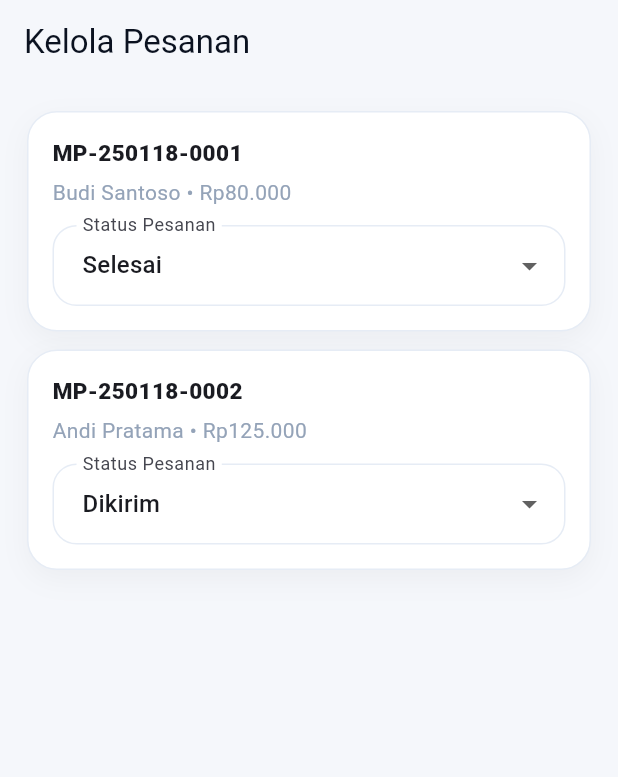
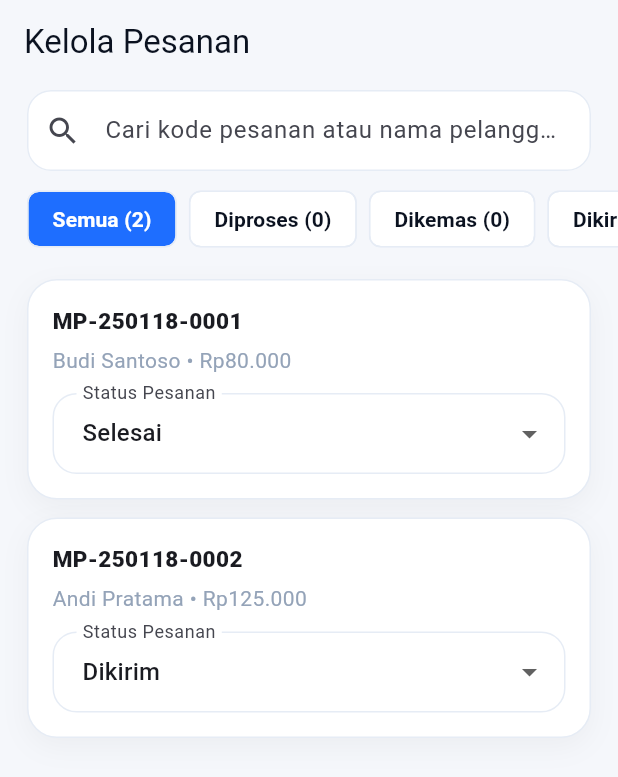
Before and after one commit to fikrinovriadi05/MotoParts, a Flutter app: the AdminOrdersPage screen opened directly, on a phone screen of 412 x 824 dp. Shown: the top 777 px of the screen. Run offline on Flutter 3.47's test engine with Material 3 defaults, Android fonts, the phone set to English and light mode, and no system bars; our stand-ins replace shared_preferences; accounts and stored records are empty.

Commit message:
Admin: cari dan filter pesanan berdasarkan status
Co-Authored-By: Claude Sonnet 5.5 <noreply@anthropic.com>

```diff
--- a/lib/pages/admin/admin_orders_page.dart
+++ b/lib/pages/admin/admin_orders_page.dart
@@ -4,8 +4,46 @@ import 'package:motopart/core/format.dart';
 import 'package:motopart/store/store.dart';
 import 'package:motopart/widgets/glass_card.dart';
 
-class AdminOrdersPage extends StatelessWidget {
+class AdminOrdersPage extends StatefulWidget {
   const AdminOrdersPage({super.key});
+
+  @override
+  State<AdminOrdersPage> createState() => _AdminOrdersPageState();
+}
+
+class _AdminOrdersPageState extends State<AdminOrdersPage> {
+  final searchController = TextEditingController();
+  String query = '';
+  String? statusFilter; // null = semua status
+
+  @override
+  void dispose() {
+    searchController.dispose();
+    super.dispose();
+  }
+
+  int _countFor(String? status) =>
+      store.orders.where((o) => status == null || o.status == status).length;
+
+  Widget _filterChip(String label, String? status) {
+    final selected = statusFilter == status;
+    return Padding(
+      padding: const EdgeInsets.only(right: 8),
+      child: ChoiceChip(
+        label: Text('$label (${_countFor(status)})'),
+        selected: selected,
+        onSelected: (_) => setState(() => statusFilter = status),
+        selectedColor: AppColors.blue,
+        labelStyle: TextStyle(
+          fontWeight: FontWeight.w700,
+          color: selected ? Colors.white : AppColors.black,
+        ),
+        showCheckmark: false,
+        backgroundColor: AppColors.white,
+        side: const BorderSide(color: AppColors.border),
+      ),
+    );
+  }
 
   @override
   Widget build(BuildContext context) {
@@ -14,12 +52,58 @@ class AdminOrdersPage extends StatelessWidget {
       body: AnimatedBuilder(
         animation: store,
         builder: (context, _) {
-          return ListView.builder(
+          final orders = store.filterOrders(query: query, status: statusFilter);
+
+          return Column(
+            children: [
+              Padding(
+                padding: const EdgeInsets.fromLTRB(18, 4, 18, 10),
+                child: TextField(
+                  controller: searchController,
+                  onChanged: (value) => setState(() => query = value),
+                  decoration: InputDecoration(
+                    hintText: 'Cari kode pesanan atau nama pelanggan',
+                    prefixIcon: const Icon(Icons.search),
+                    suffixIcon: query.isEmpty
+                        ? null
+                        : IconButton(
+                            tooltip: 'Hapus pencarian',
+                            icon: const Icon(Icons.close),
+                            onPressed: () {
+                              searchController.clear();
+                              setState(() => query = '');
+                            },
+                          ),
+                  ),
+                ),
+              ),
+              SizedBox(
+                height: 44,
+                child: ListView(
+                  scrollDirection: Axis.horizontal,
+                  padding: const EdgeInsets.symmetric(horizontal: 18),
+                  children: [
+                    _filterChip('Semua', null),
+                    for (final status in Store.orderStatuses)
+                      _filterChip(status, status),
+                  ],
+                ),
+              ),
+              Expanded(
+                child: orders.isEmpty
+                    ? const Center(
+                        child: Text(
+                          'Tidak ada pesanan yang cocok.',
+                          style: TextStyle(color: AppColors.grey),
+                        ),
+                      )
+                    : ListView.builder(
                         padding: const EdgeInsets.all(18),
-            itemCount: store.orders.length,
+                        itemCount: orders.length,
                         itemBuilder: (context, index) {
-              final order = store.orders[index];
+                          final order = orders[index];
                           return Container(
+                            key: ValueKey(order.code),
                             margin: const EdgeInsets.only(bottom: 12),
                             child: GlassCard(
                               child: Column(
@@ -35,7 +119,9 @@ class AdminOrdersPage extends StatelessWidget {
                                   const SizedBox(height: 6),
                                   Text(
                                     '${order.customer} • ${formatRupiah(order.total)}',
-                        style: const TextStyle(color: AppColors.grey),
+                                    style: const TextStyle(
+                                      color: AppColors.grey,
+                                    ),
                                   ),
                                   const SizedBox(height: 12),
                                   DropdownButtonFormField<String>(
@@ -43,26 +129,11 @@ class AdminOrdersPage extends StatelessWidget {
                                     decoration: const InputDecoration(
                                       labelText: 'Status Pesanan',
                                     ),
-                        items: const [
+                                    items: [
+                                      for (final status in Store.orderStatuses)
                                         DropdownMenuItem(
-                            value: 'Diproses',
-                            child: Text('Diproses'),
-                          ),
-                          DropdownMenuItem(
-                            value: 'Dikemas',
-                            child: Text('Dikemas'),
-                          ),
-                          DropdownMenuItem(
-                            value: 'Dikirim',
-                            child: Text('Dikirim'),
-                          ),
-                          DropdownMenuItem(
-                            value: 'Selesai',
-                            child: Text('Selesai'),
-                          ),
-                          DropdownMenuItem(
-                            value: 'Dibatalkan',
-                            child: Text('Dibatalkan'),
+                                          value: status,
+                                          child: Text(status),
                                         ),
                                     ],
                                     onChanged: (value) {
@@ -76,6 +147,9 @@ class AdminOrdersPage extends StatelessWidget {
                             ),
                           );
                         },
+                      ),
+              ),
+            ],
           );
         },
       ),
--- a/lib/store/store.dart
+++ b/lib/store/store.dart
@@ -256,6 +256,26 @@ class Store extends ChangeNotifier {
     notifyListeners();
   }
 
+  static const orderStatuses = [
+    'Diproses',
+    'Dikemas',
+    'Dikirim',
+    'Selesai',
+    'Dibatalkan',
+  ];
+
+  /// Pesanan yang cocok dengan [query] (kode atau nama pelanggan, tanpa
+  /// membedakan huruf besar/kecil) dan [status] (null = semua status).
+  List<OrderItem> filterOrders({String query = '', String? status}) {
+    final q = query.trim().toLowerCase();
+    return orders.where((o) {
+      if (status != null && o.status != status) return false;
+      if (q.isEmpty) return true;
+      return o.code.toLowerCase().contains(q) ||
+          o.customer.toLowerCase().contains(q);
+    }).toList();
+  }
+
   void updateOrderStatus(OrderItem order, String status) {
     order.status = status;
     notifyListeners();
```
Also changed, not shown: 2 other files. Lines whose indentation alone changed are shown as unchanged.
